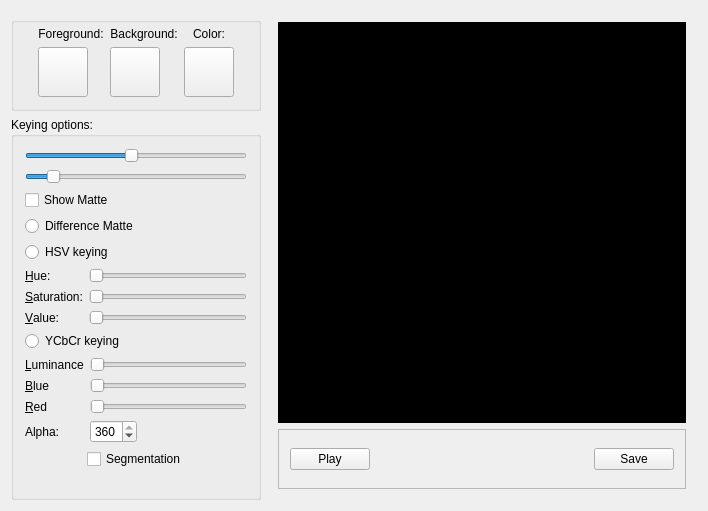
Qt form mainwidget.ui (k8/ChromaKey) before a commit.
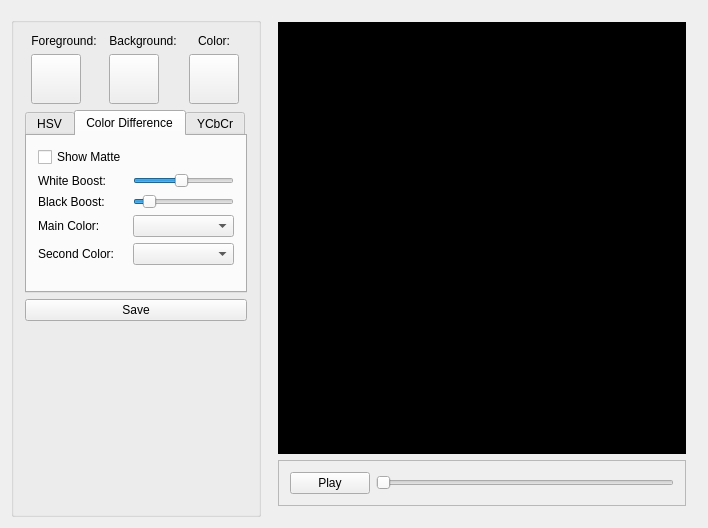
The same form after that commit. Custom widgets are drawn as their Qt base class.

```diff
--- a/mainwidget.ui
+++ b/mainwidget.ui
@@ -7,7 +7,7 @@
     <x>0</x>
     <y>0</y>
     <width>708</width>
-    <height>511</height>
+    <height>528</height>
    </rect>
   </property>
   <property name="sizePolicy">
@@ -61,10 +61,7 @@
           <verstretch>0</verstretch>
          </sizepolicy>
         </property>
-        <layout class="QHBoxLayout" name="horizontalLayout_2">
-         <property name="topMargin">
-          <number>4</number>
-         </property>
+        <layout class="QVBoxLayout" name="verticalLayout_4">
          <item>
           <layout class="QGridLayout" name="gridLayout_3">
            <item row="0" column="2">
@@ -177,74 +174,16 @@
            </item>
           </layout>
          </item>
-        </layout>
-       </widget>
-      </item>
       <item>
-       <widget class="QGroupBox" name="groupBox">
-        <property name="sizePolicy">
-         <sizepolicy hsizetype="Expanding" vsizetype="Expanding">
-          <horstretch>0</horstretch>
-          <verstretch>0</verstretch>
-         </sizepolicy>
-        </property>
-        <property name="title">
-         <string>Keying options:</string>
-        </property>
-        <property name="flat">
-         <bool>false</bool>
-        </property>
-        <property name="checkable">
-         <bool>false</bool>
-        </property>
-        <layout class="QVBoxLayout" name="verticalLayout">
-         <item>
-          <widget class="QSlider" name="dmSlider">
-           <property name="maximum">
-            <number>255</number>
-           </property>
-           <property name="value">
-            <number>122</number>
-           </property>
-           <property name="orientation">
-            <enum>Qt::Horizontal</enum>
-           </property>
-          </widget>
-         </item>
-         <item>
-          <widget class="QSlider" name="dmSlider2">
-           <property name="maximum">
-            <number>100</number>
-           </property>
-           <property name="value">
-            <number>10</number>
-           </property>
-           <property name="orientation">
-            <enum>Qt::Horizontal</enum>
-           </property>
-          </widget>
-         </item>
-         <item>
-          <widget class="QCheckBox" name="showDmBox">
-           <property name="text">
-            <string>Show Matte</string>
-           </property>
-          </widget>
-         </item>
-         <item>
-          <widget class="QRadioButton" name="dmButton">
-           <property name="text">
-            <string>Difference Matte</string>
-           </property>
-          </widget>
-         </item>
-         <item>
-          <widget class="QRadioButton" name="hsvButton">
-           <property name="text">
-            <string>HSV keying</string>
-           </property>
-          </widget>
-         </item>
+          <widget class="QTabWidget" name="tabWidget">
+           <property name="currentIndex">
+            <number>1</number>
+           </property>
+           <widget class="QWidget" name="hsvTab">
+            <attribute name="title">
+             <string>HSV</string>
+            </attribute>
+            <layout class="QVBoxLayout" name="verticalLayout_6">
          <item>
           <layout class="QFormLayout" name="formLayout">
            <property name="fieldGrowthPolicy">
@@ -313,12 +252,99 @@
           </layout>
          </item>
          <item>
-          <widget class="QRadioButton" name="ycbcrButton">
+              <spacer name="verticalSpacer_3">
+               <property name="orientation">
+                <enum>Qt::Vertical</enum>
+               </property>
+               <property name="sizeHint" stdset="0">
+                <size>
+                 <width>20</width>
+                 <height>71</height>
+                </size>
+               </property>
+              </spacer>
+             </item>
+            </layout>
+           </widget>
+           <widget class="QWidget" name="tab_2">
+            <attribute name="title">
+             <string>Color Difference</string>
+            </attribute>
+            <layout class="QFormLayout" name="formLayout_4">
+             <item row="0" column="0">
+              <widget class="QCheckBox" name="showDmBox">
            <property name="text">
-            <string>YCbCr keying</string>
+                <string>Show Matte</string>
            </property>
           </widget>
          </item>
+             <item row="1" column="0">
+              <widget class="QLabel" name="label_4">
+               <property name="text">
+                <string>White Boost:</string>
+               </property>
+              </widget>
+             </item>
+             <item row="1" column="1">
+              <widget class="QSlider" name="dmSlider">
+               <property name="maximum">
+                <number>255</number>
+               </property>
+               <property name="value">
+                <number>122</number>
+               </property>
+               <property name="orientation">
+                <enum>Qt::Horizontal</enum>
+               </property>
+              </widget>
+             </item>
+             <item row="2" column="0">
+              <widget class="QLabel" name="label_6">
+               <property name="text">
+                <string>Black Boost:</string>
+               </property>
+              </widget>
+             </item>
+             <item row="2" column="1">
+              <widget class="QSlider" name="dmSlider2">
+               <property name="maximum">
+                <number>100</number>
+               </property>
+               <property name="value">
+                <number>10</number>
+               </property>
+               <property name="orientation">
+                <enum>Qt::Horizontal</enum>
+               </property>
+              </widget>
+             </item>
+             <item row="3" column="0">
+              <widget class="QLabel" name="label_2">
+               <property name="text">
+                <string>Main Color:</string>
+               </property>
+              </widget>
+             </item>
+             <item row="5" column="1">
+              <widget class="QComboBox" name="secondColorBox"/>
+             </item>
+             <item row="3" column="1">
+              <widget class="QComboBox" name="mainColorBox"/>
+             </item>
+             <item row="5" column="0">
+              <widget class="QLabel" name="label_3">
+               <property name="text">
+                <string>Second Color:</string>
+               </property>
+              </widget>
+             </item>
+            </layout>
+           </widget>
+           <widget class="QWidget" name="tab_3">
+            <attribute name="title">
+             <string>YCbCr</string>
+            </attribute>
+            <layout class="QVBoxLayout" name="verticalLayout_7">
          <item>
           <layout class="QFormLayout" name="formLayout_2">
            <property name="fieldGrowthPolicy">
@@ -397,48 +423,22 @@
               <number>360</number>
              </property>
              <property name="value">
-              <number>360</number>
+                  <number>295</number>
              </property>
             </widget>
            </item>
           </layout>
          </item>
-         <item>
-          <layout class="QHBoxLayout" name="horizontalLayout">
-           <item>
-            <spacer name="horizontalSpacer_2">
-             <property name="orientation">
-              <enum>Qt::Horizontal</enum>
-             </property>
-             <property name="sizeHint" stdset="0">
-              <size>
-               <width>40</width>
-               <height>20</height>
-              </size>
-             </property>
-            </spacer>
+            </layout>
+           </widget>
+          </widget>
            </item>
            <item>
-            <widget class="QCheckBox" name="segmentationCheck">
+          <widget class="QPushButton" name="saveButton">
              <property name="text">
-              <string>Segmentation</string>
-             </property>
-            </widget>
-           </item>
-           <item>
-            <spacer name="horizontalSpacer_3">
-             <property name="orientation">
-              <enum>Qt::Horizontal</enum>
-             </property>
-             <property name="sizeHint" stdset="0">
-              <size>
-               <width>40</width>
-               <height>20</height>
-              </size>
-             </property>
-            </spacer>
-           </item>
-          </layout>
+            <string>Save</string>
+           </property>
+          </widget>
          </item>
          <item>
           <spacer name="verticalSpacer">
@@ -949,22 +949,9 @@
           </widget>
          </item>
          <item>
-          <spacer name="horizontalSpacer">
+          <widget class="QSlider" name="movieSlider">
            <property name="orientation">
             <enum>Qt::Horizontal</enum>
-           </property>
-           <property name="sizeHint" stdset="0">
-            <size>
-             <width>228</width>
-             <height>43</height>
-            </size>
-           </property>
-          </spacer>
-         </item>
-         <item>
-          <widget class="QPushButton" name="saveButton">
-           <property name="text">
-            <string>Save</string>
            </property>
           </widget>
          </item>
```
Lines whose indentation alone changed are shown as unchanged.
